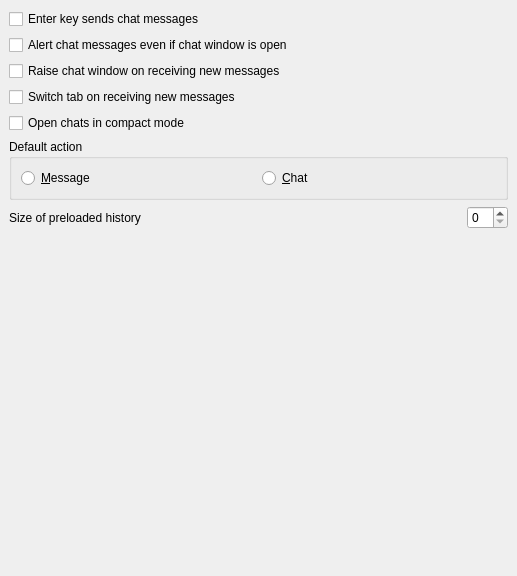
First picture: the form in src/options/opt_chat.ui, repository psi-im/psi, before the edit.
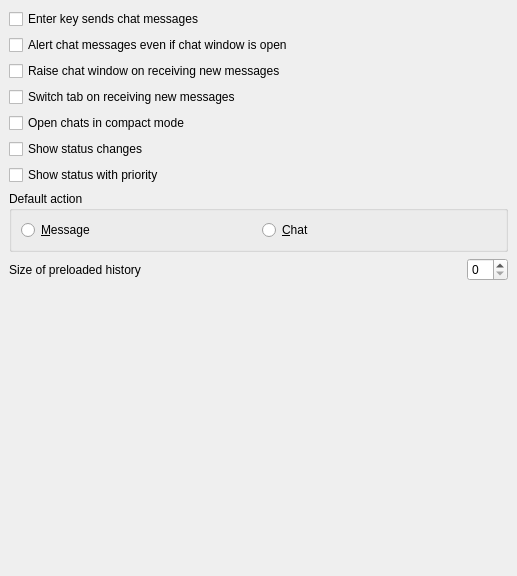
Second picture: the form after the edit.

```diff
--- a/src/options/opt_chat.ui
+++ b/src/options/opt_chat.ui
@@ -64,6 +64,20 @@
      </property>
     </widget>
    </item>
+   <item>
+    <widget class="QCheckBox" name="ck_showStatusChanges">
+     <property name="text">
+      <string>Show status changes</string>
+     </property>
+    </widget>
+   </item>
+   <item>
+    <widget class="QCheckBox" name="ck_showStatusPriority">
+     <property name="text">
+      <string>Show status with priority</string>
+     </property>
+    </widget>
+   </item>
    <item>
     <widget class="QGroupBox" name="groupBox18">
      <property name="title">
```
